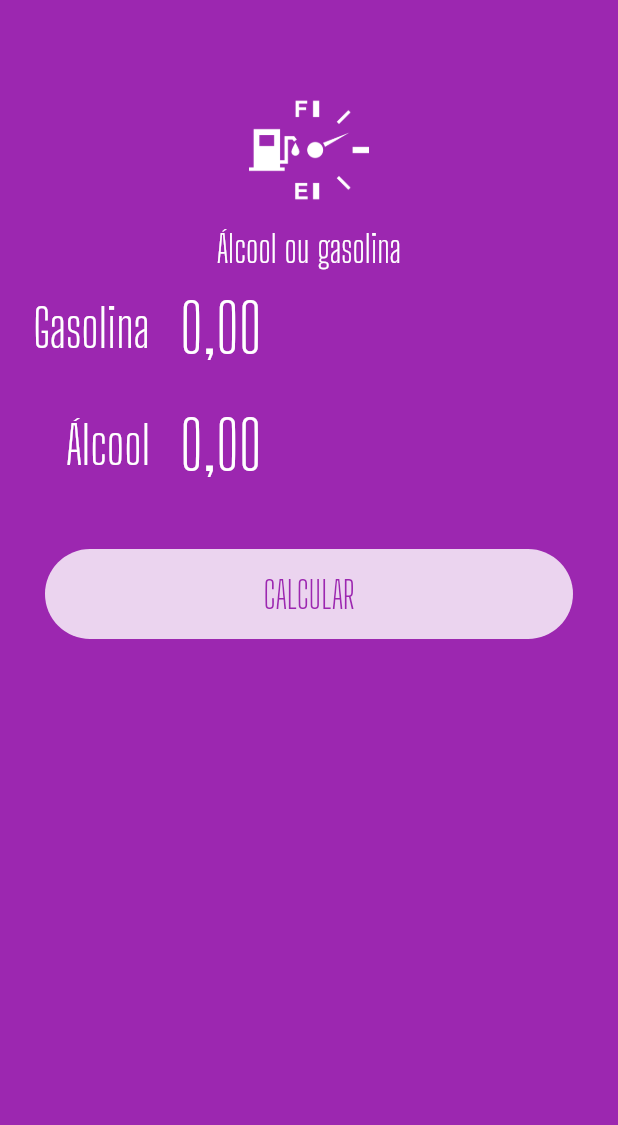
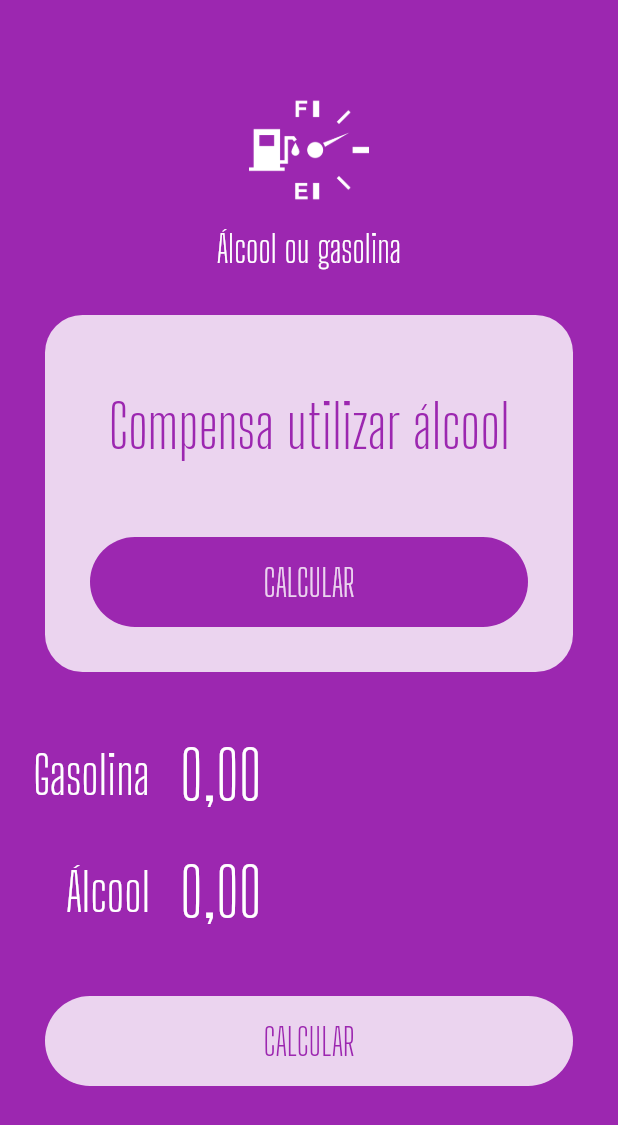
Before and after one commit to coutomariel/balta-alcool-ou-gasolina-app, a Flutter app: the screen it shows after launch, on a phone screen of 412 x 824 dp. Shown: the top 1125 px of the screen. Run offline on Flutter 3.47's test engine with Material 2 defaults, Android fonts, the phone set to English and light mode, and no system bars; our stand-ins replace flutter_masked_text; missing offline and left inert: dart:ffi.

Commit message:
Componentização do button

```diff
--- a/lib/main.dart
+++ b/lib/main.dart
@@ -1,3 +1,6 @@
+import 'dart:ffi';
+
+import 'package:AOG/widgets/loading-button.widget.dart';
 import 'package:AOG/widgets/logo.widget.dart';
 import 'package:flutter/material.dart';
 import 'package:flutter_masked_text/flutter_masked_text.dart';
@@ -31,6 +34,38 @@ class HomePage extends StatelessWidget {
       body: ListView(
         children: [
           Logo(),
+          Container(
+            margin: EdgeInsets.all(30),
+            decoration: BoxDecoration(
+              color: Colors.white.withOpacity(0.8),
+              borderRadius: BorderRadius.circular(25),
+            ),
+            child: Column(
+              children: [
+                SizedBox(
+                  height: 50,
+                ),
+                Text(
+                  "Compensa utilizar álcool",
+                  style: TextStyle(
+                    color: Theme.of(context).primaryColor,
+                    fontSize: 40,
+                    fontFamily: "Big Shoulders Display",
+                  ),
+                  textAlign: TextAlign.center,
+                ),
+                SizedBox(
+                  height: 20,
+                ),
+                LoadingButton(
+                  busy: false,
+                  invert: true,
+                  fn: () => {},
+                  text: "CALCULAR",
+                ),
+              ],
+            ),
+          ),
           Input(
             label: "Gasolina",
             ctrl: _gasCtrl,
@@ -39,24 +74,11 @@ class HomePage extends StatelessWidget {
             label: "Álcool",
             ctrl: _alcCtrl,
           ),
-          Container(
-            margin: EdgeInsets.all(30),
-            height: 60,
-            decoration: BoxDecoration(
-                color: Colors.white.withOpacity(0.8),
-                borderRadius: BorderRadius.circular(
-                  60,
-                )),
-            child: FlatButton(
-              child: Text(
-                "CALCULAR",
-                style: TextStyle(
-                    color: Theme.of(context).primaryColor,
-                    fontSize: 25,
-                    fontFamily: "Big Shoulders Display"),
-              ),
-              onPressed: () => {},
-            ),
+          LoadingButton(
+            busy: false,
+            invert: false,
+            fn: () => {},
+            text: "CALCULAR",
           ),
         ],
       ),
--- /dev/null
+++ b/lib/widgets/loading-button.widget.dart
@@ -0,0 +1,51 @@
+import 'package:flutter/material.dart';
+
+class LoadingButton extends StatelessWidget {
+  var busy = false;
+  var invert = false;
+  Function fn;
+  var text = "";
+
+  LoadingButton({
+    @required this.busy,
+    @required this.invert,
+    @required this.fn,
+    @required this.text,
+  });
+
+  @override
+  Widget build(BuildContext context) {
+    return busy
+        ? Container(
+            alignment: Alignment.center,
+            height: 50,
+            child: CircularProgressIndicator(
+              backgroundColor: Colors.white,
+            ),
+          )
+        : Container(
+            margin: EdgeInsets.all(30),
+            height: 60,
+            width: double.infinity,
+            decoration: BoxDecoration(
+                color: invert
+                    ? Theme.of(context).primaryColor
+                    : Colors.white.withOpacity(0.8),
+                borderRadius: BorderRadius.circular(
+                  60,
+                )),
+            child: FlatButton(
+              child: Text(
+                text,
+                style: TextStyle(
+                    color: invert
+                        ? Colors.white.withOpacity(0.8)
+                        : Theme.of(context).primaryColor,
+                    fontSize: 25,
+                    fontFamily: "Big Shoulders Display"),
+              ),
+              onPressed: fn,
+            ),
+          );
+  }
+}
```
